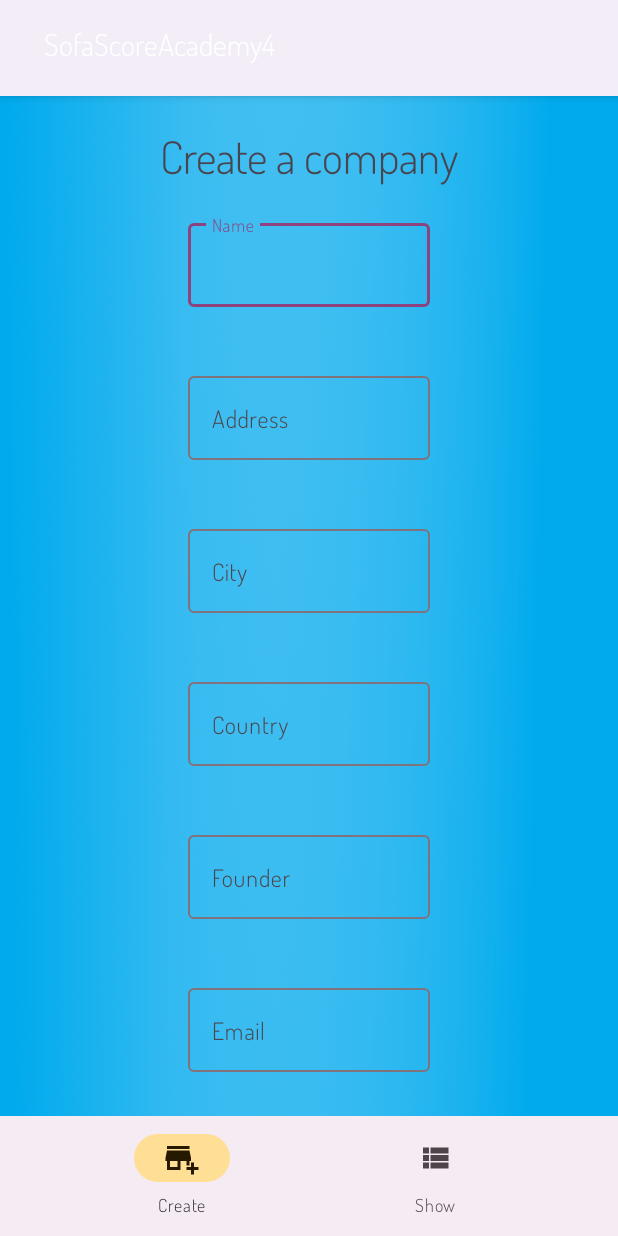
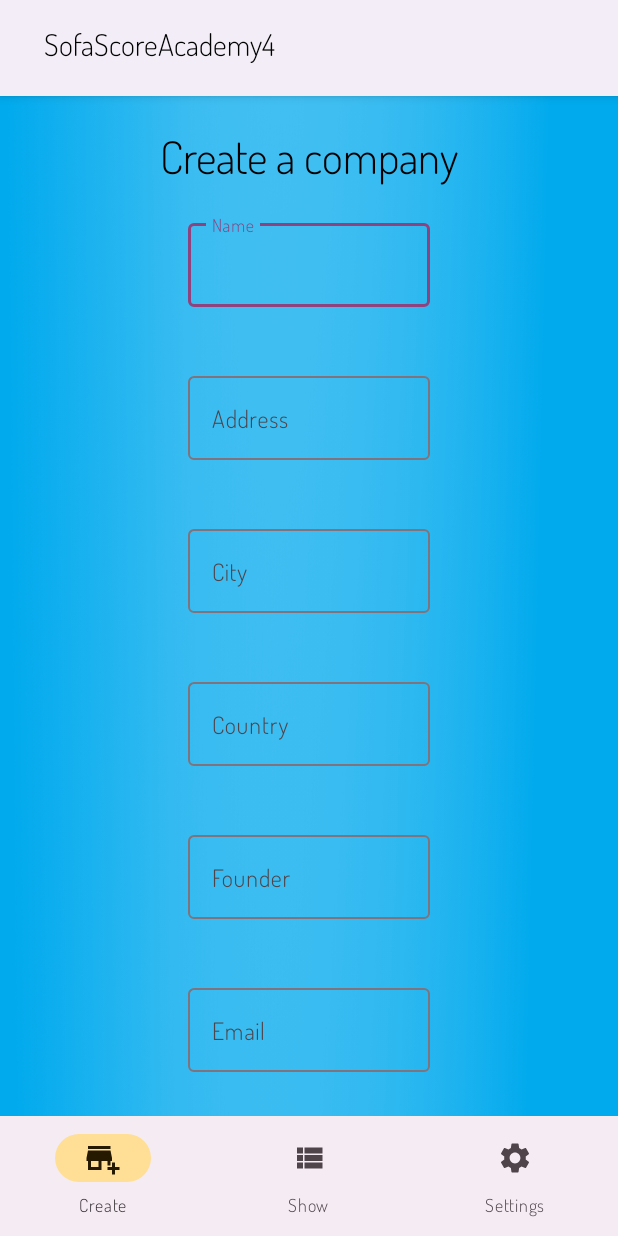
Before and after one commit to renatorak20/SofaScoreAcademy4, an Android app built with Jetpack Compose: the screen it shows after launch (MainActivity), on a phone screen of 412 x 824 dp. Run offline under Robolectric (Android 15) with nearby library versions, the phone set to English and light mode, and no system bars; our stand-ins replace navigation-ui; 1 statement that could not run was skipped.

Commit message:
Implemented ui theme preference switch.

```diff
--- a/app/build.gradle
+++ b/app/build.gradle
@@ -48,6 +48,7 @@ dependencies {
     implementation 'androidx.lifecycle:lifecycle-viewmodel-ktx:2.6.0'
     implementation 'androidx.navigation:navigation-fragment-ktx:2.5.3'
     implementation 'androidx.navigation:navigation-ui-ktx:2.5.3'
+    implementation 'androidx.preference:preference:1.2.0'
     testImplementation 'junit:junit:4.13.2'
     androidTestImplementation 'androidx.test.ext:junit:1.1.5'
     androidTestImplementation 'androidx.test.espresso:espresso-core:3.5.1'
--- a/app/src/main/java/com/renato/sofascoreacademy4/MainActivity.kt
+++ b/app/src/main/java/com/renato/sofascoreacademy4/MainActivity.kt
@@ -1,10 +1,13 @@
 package com.renato.sofascoreacademy4
 
+import android.content.Context
+import android.content.res.Configuration
 import android.os.Bundle
 import android.view.View
 import androidx.appcompat.app.ActionBar
 import com.google.android.material.bottomnavigation.BottomNavigationView
 import androidx.appcompat.app.AppCompatActivity
+import androidx.appcompat.app.AppCompatDelegate
 import androidx.compose.ui.graphics.Color
 import androidx.core.content.ContextCompat
 import androidx.navigation.findNavController
@@ -28,7 +31,7 @@ class MainActivity : AppCompatActivity() {
         val navController = findNavController(R.id.nav_host_fragment_activity_main)
         val appBarConfiguration = AppBarConfiguration(
             setOf(
-                R.id.navigation_create, R.id.navigation_show
+                R.id.navigation_create, R.id.navigation_show, R.id.navigation_settings
             )
         )
         setupActionBarWithNavController(navController, appBarConfiguration)
@@ -41,5 +44,21 @@ class MainActivity : AppCompatActivity() {
         window.decorView.apply {
             systemUiVisibility = View.SYSTEM_UI_FLAG_LOW_PROFILE
         }
+
+        setTheme()
+    }
+
+    fun setTheme(){
+
+        val preferences = this.getSharedPreferences("com.renato.sofascoreacademy4", Context.MODE_PRIVATE)
+
+        when(preferences.getString("theme", "none")){
+            "dark" -> {
+                AppCompatDelegate.setDefaultNightMode(AppCompatDelegate.MODE_NIGHT_YES)
+            }
+            else -> {
+                AppCompatDelegate.setDefaultNightMode(AppCompatDelegate.MODE_NIGHT_NO)
+            }
+        }
     }
 }
--- /dev/null
+++ b/app/src/main/res/drawable/ic_baseline_dark_mode_24.xml
@@ -0,0 +1,5 @@
+<vector android:height="24dp" android:tint="#000000"
+    android:viewportHeight="24" android:viewportWidth="24"
+    android:width="24dp" xmlns:android="http://schemas.android.com/apk/res/android">
+    <path android:fillColor="@android:color/white" android:pathData="M12,3c-4.97,0 -9,4.03 -9,9s4.03,9 9,9s9,-4.03 9,-9c0,-0.46 -0.04,-0.92 -0.1,-1.36c-0.98,1.37 -2.58,2.26 -4.4,2.26c-2.98,0 -5.4,-2.42 -5.4,-5.4c0,-1.81 0.89,-3.42 2.26,-4.4C12.92,3.04 12.46,3 12,3L12,3z"/>
+</vector>
--- /dev/null
+++ b/app/src/main/res/drawable/ic_baseline_light_mode_24.xml
@@ -0,0 +1,5 @@
+<vector android:height="24dp" android:tint="#000000"
+    android:viewportHeight="24" android:viewportWidth="24"
+    android:width="24dp" xmlns:android="http://schemas.android.com/apk/res/android">
+    <path android:fillColor="@android:color/white" android:pathData="M12,7c-2.76,0 -5,2.24 -5,5s2.24,5 5,5s5,-2.24 5,-5S14.76,7 12,7L12,7zM2,13l2,0c0.55,0 1,-0.45 1,-1s-0.45,-1 -1,-1l-2,0c-0.55,0 -1,0.45 -1,1S1.45,13 2,13zM20,13l2,0c0.55,0 1,-0.45 1,-1s-0.45,-1 -1,-1l-2,0c-0.55,0 -1,0.45 -1,1S19.45,13 20,13zM11,2v2c0,0.55 0.45,1 1,1s1,-0.45 1,-1V2c0,-0.55 -0.45,-1 -1,-1S11,1.45 11,2zM11,20v2c0,0.55 0.45,1 1,1s1,-0.45 1,-1v-2c0,-0.55 -0.45,-1 -1,-1C11.45,19 11,19.45 11,20zM5.99,4.58c-0.39,-0.39 -1.03,-0.39 -1.41,0c-0.39,0.39 -0.39,1.03 0,1.41l1.06,1.06c0.39,0.39 1.03,0.39 1.41,0s0.39,-1.03 0,-1.41L5.99,4.58zM18.36,16.95c-0.39,-0.39 -1.03,-0.39 -1.41,0c-0.39,0.39 -0.39,1.03 0,1.41l1.06,1.06c0.39,0.39 1.03,0.39 1.41,0c0.39,-0.39 0.39,-1.03 0,-1.41L18.36,16.95zM19.42,5.99c0.39,-0.39 0.39,-1.03 0,-1.41c-0.39,-0.39 -1.03,-0.39 -1.41,0l-1.06,1.06c-0.39,0.39 -0.39,1.03 0,1.41s1.03,0.39 1.41,0L19.42,5.99zM7.05,18.36c0.39,-0.39 0.39,-1.03 0,-1.41c-0.39,-0.39 -1.03,-0.39 -1.41,0l-1.06,1.06c-0.39,0.39 -0.39,1.03 0,1.41s1.03,0.39 1.41,0L7.05,18.36z"/>
+</vector>
--- /dev/null
+++ b/app/src/main/res/drawable/ic_baseline_settings_24.xml
@@ -0,0 +1,5 @@
+<vector android:height="24dp" android:tint="#000000"
+    android:viewportHeight="24" android:viewportWidth="24"
+    android:width="24dp" xmlns:android="http://schemas.android.com/apk/res/android">
+    <path android:fillColor="@android:color/white" android:pathData="M19.14,12.94c0.04,-0.3 0.06,-0.61 0.06,-0.94c0,-0.32 -0.02,-0.64 -0.07,-0.94l2.03,-1.58c0.18,-0.14 0.23,-0.41 0.12,-0.61l-1.92,-3.32c-0.12,-0.22 -0.37,-0.29 -0.59,-0.22l-2.39,0.96c-0.5,-0.38 -1.03,-0.7 -1.62,-0.94L14.4,2.81c-0.04,-0.24 -0.24,-0.41 -0.48,-0.41h-3.84c-0.24,0 -0.43,0.17 -0.47,0.41L9.25,5.35C8.66,5.59 8.12,5.92 7.63,6.29L5.24,5.33c-0.22,-0.08 -0.47,0 -0.59,0.22L2.74,8.87C2.62,9.08 2.66,9.34 2.86,9.48l2.03,1.58C4.84,11.36 4.8,11.69 4.8,12s0.02,0.64 0.07,0.94l-2.03,1.58c-0.18,0.14 -0.23,0.41 -0.12,0.61l1.92,3.32c0.12,0.22 0.37,0.29 0.59,0.22l2.39,-0.96c0.5,0.38 1.03,0.7 1.62,0.94l0.36,2.54c0.05,0.24 0.24,0.41 0.48,0.41h3.84c0.24,0 0.44,-0.17 0.47,-0.41l0.36,-2.54c0.59,-0.24 1.13,-0.56 1.62,-0.94l2.39,0.96c0.22,0.08 0.47,0 0.59,-0.22l1.92,-3.32c0.12,-0.22 0.07,-0.47 -0.12,-0.61L19.14,12.94zM12,15.6c-1.98,0 -3.6,-1.62 -3.6,-3.6s1.62,-3.6 3.6,-3.6s3.6,1.62 3.6,3.6S13.98,15.6 12,15.6z"/>
+</vector>
--- a/app/src/main/res/layout/custom_toolbar.xml
+++ b/app/src/main/res/layout/custom_toolbar.xml
@@ -11,7 +11,6 @@
         android:layout_height="37dp"
         android:layout_marginTop="16dp"
         android:text="@string/app_name"
-        android:textColor="@color/white"
         android:textSize="20dp"
         app:layout_constraintEnd_toEndOf="parent"
         app:layout_constraintHorizontal_bias="0.082"
--- a/app/src/main/res/menu/bottom_nav_menu.xml
+++ b/app/src/main/res/menu/bottom_nav_menu.xml
@@ -11,4 +11,9 @@
         android:icon="@drawable/ic_baseline_view_list_24"
         android:title="@string/show_title" />
 
+    <item
+        android:id="@+id/navigation_settings"
+        android:icon="@drawable/ic_baseline_settings_24"
+        android:title="@string/settings" />
+
 </menu>
--- a/app/src/main/res/navigation/mobile_navigation.xml
+++ b/app/src/main/res/navigation/mobile_navigation.xml
@@ -17,4 +17,10 @@
         android:label="@string/show_title"
         tools:layout="@layout/fragment_show_companies" />
 
+    <fragment
+        android:id="@+id/navigation_settings"
+        android:name="com.renato.sofascoreacademy4.ui.fragments.SettingsFragment"
+        android:label="@string/settings"
+        tools:layout="@layout/fragment_show_companies" />
+
 </navigation>
--- a/app/src/main/res/values/colors.xml
+++ b/app/src/main/res/values/colors.xml
@@ -71,4 +71,5 @@
     <color name="md_theme_dark_scrim">#000000</color>
 
     <color name="status_bar">#7d6115</color>
+    <color name="switch_grey">#808080</color>
 </resources>
--- a/app/src/main/res/values/strings.xml
+++ b/app/src/main/res/values/strings.xml
@@ -42,4 +42,8 @@
     <string name="action_settings">Settings</string>
 
     <string name="companies_empty">You don\'t have any companies added!</string>
+
+    <string name="settings">Settings</string>
+    <string name="dark_theme">Dark theme</string>
+    <string name="language">Language</string>
 </resources>
--- a/app/src/main/res/values/themes.xml
+++ b/app/src/main/res/values/themes.xml
@@ -44,7 +44,7 @@
         <item name="colorPrimaryInverse">@color/md_theme_light_inversePrimary</item>
 
         <item name="android:statusBarColor" tools:targetApi="l">#7d6115</item>
-
+        <item name="android:textColor">#000000</item>
         <item name="android:fontFamily">@font/dosis</item>
     </style>
 
```
Also changed, not shown: app/src/main/java/com/renato/sofascoreacademy4/ui/fragments/SettingsFragment.kt (added, +62 -0 lines), app/src/main/res/layout/fragment_settings.xml (added, +50 -0 lines), app/src/main/res/values/arrays.xml (added, +12 -0 lines).
